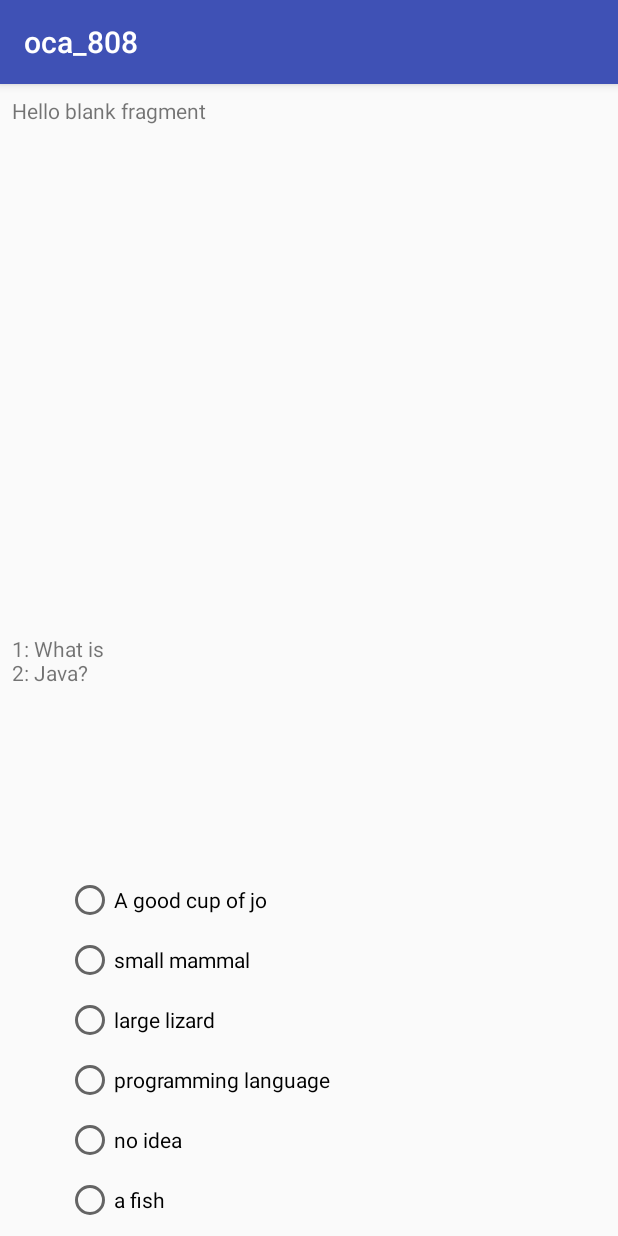
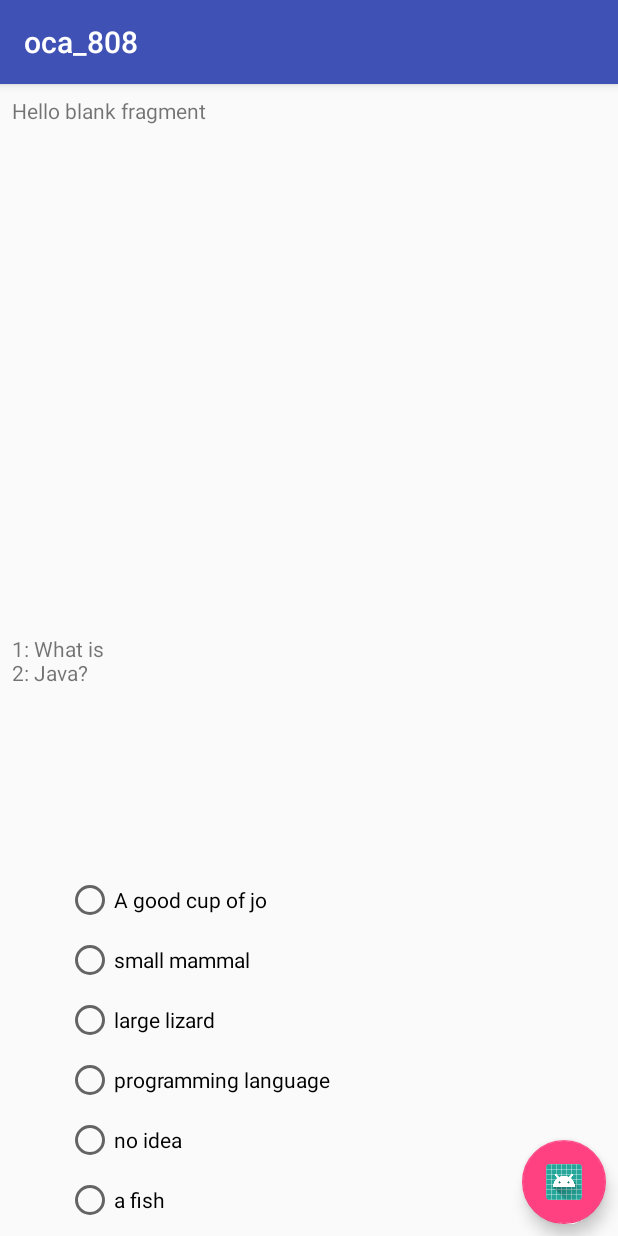
Before and after one commit to davej33/oca_808, an Android app: the screen it shows after launch (QuestionsActivity), after a tap on an icon or button, on a phone screen of 412 x 824 dp. Run offline under Robolectric (Android 15) with nearby library versions, the phone set to English and light mode, and no system bars; our stand-ins replace Room's generated code.

Commit message:
answer/question frag change on question change

```diff
--- a/app/build.gradle
+++ b/app/build.gradle
@@ -38,4 +38,5 @@ dependencies {
     annotationProcessor "android.arch.persistence.room:compiler:1.0.0"
     testImplementation "android.arch.persistence.room:testing:1.0.0"
     implementation "android.arch.paging:runtime:1.0.0-alpha3"
+    implementation 'com.android.support:design:26.1.0'
 }
--- a/app/src/main/java/com/android/example/oca_808/HomeActivity.java
+++ b/app/src/main/java/com/android/example/oca_808/HomeActivity.java
@@ -27,8 +27,7 @@ public class HomeActivity extends AppCompatActivity {
             @Override
             public void onClick(View view) {
                 new QuestionsViewModel(getApplicationContext());
-                Intent intent = new Intent(getApplicationContext(), QuestionsActivity.class);
-                startActivity(intent);
+                startActivity(new Intent(getApplicationContext(), QuestionsActivity.class));
             }
         });
     }
@@ -36,16 +35,14 @@ public class HomeActivity extends AppCompatActivity {
     private void addQs() {
         ArrayList<QuestionEntity> mQuestions = new ArrayList<>();
         mQuestions.add(new QuestionEntity(1, "1: What is \n2: Java?", "A good cup of jo", "small mammal", "large lizard", "programming language", "no idea",
-                "a fish","e","Java Basics", 0, false));
-        mQuestions.add(new QuestionEntity(0, "What else is Java?", "A programming language", "small mammal", "large lizard", "programming language", "no idea",
-                "a fish","a,e","Java Basics", 0, false));
+                "a fish","d","Java Basics", 0, false));
+        mQuestions.add(new QuestionEntity(0, "What else is Java?", "A programming language", "jumbo", "bear", "programming language", "fudge",
+                "a fish","a,d","Java Basics", 0, false));
         AppDatabase db = AppDatabase.getDb(this);
         long[] x = db.questionsDao().insertQuestions(mQuestions);
         Log.w("Home", "insert count: " + x.length);
 
     }
 
-    public void startTest(View view) {
 
-    }
 }
--- a/app/src/main/java/com/android/example/oca_808/QuestionsActivity.java
+++ b/app/src/main/java/com/android/example/oca_808/QuestionsActivity.java
@@ -4,8 +4,11 @@ import android.arch.lifecycle.Observer;
 import android.net.Uri;
 import android.os.Bundle;
 import android.support.annotation.Nullable;
+import android.support.design.widget.FloatingActionButton;
 import android.support.v7.app.AppCompatActivity;
 import android.util.Log;
+import android.view.View;
+import android.widget.Toast;
 
 import com.android.example.oca_808.fragment.AnswerFragment;
 import com.android.example.oca_808.fragment.ProgressFragment;
@@ -21,29 +24,51 @@ import com.android.example.oca_808.view_model.QuestionsViewModel;
 public class QuestionsActivity extends AppCompatActivity implements QuestionFragment.OnFragmentInteractionListener,
         ProgressFragment.OnFragmentInteractionListener, AnswerFragment.OnFragmentInteractionListener{
 
+    private static final String LOG_TAG = QuestionsActivity.class.getSimpleName();
     private Integer questionNum = 0;
     private static QuestionsViewModel mViewModel;
+    private FloatingActionButton mFAB;
 
     @Override
     protected void onCreate(@Nullable Bundle savedInstanceState) {
         super.onCreate(savedInstanceState);
         setContentView(R.layout.activity_question);
+        mViewModel = new QuestionsViewModel(getApplicationContext());
+        displayContent();
+        if(mFAB == null) {
+            Log.w(LOG_TAG, "new FAB");
+            mFAB = findViewById(R.id.floatingActionButton);
+            mFAB.setOnClickListener(new View.OnClickListener() {
+                @Override
+                public void onClick(View v) {
+                    String s = AnswerFragment.getUserAnswer();
+                    Log.w(LOG_TAG, "user answer: " + s);
+                    boolean correctAnswer = mViewModel.checkAnswer(s);
+                    Log.w(LOG_TAG, "Answer correct: " + correctAnswer);
+                    if(correctAnswer){
+                        Toast.makeText(QuestionsActivity.this, "Correct!", Toast.LENGTH_SHORT).show();
+                    } else {
+                        Toast.makeText(QuestionsActivity.this, "Not so much", Toast.LENGTH_SHORT).show();
+                    }
+                    mViewModel.nextQuestion();
 
-        displayContent();
+                    // store answer in Test object, create test object
+                }
+            });
+        }
 
-
-//        subscribe();
+        subscribe();
     }
 
     private void displayContent() {
-        getSupportFragmentManager().beginTransaction().add(R.id.question_container, QuestionFragment.newInstance(questionNum,null)).commit();
-        getSupportFragmentManager().beginTransaction().add(R.id.progress_container, ProgressFragment.newInstance(null,null)).commit();
-        getSupportFragmentManager().beginTransaction().add(R.id.answer_container, AnswerFragment.newInstance(null,null)).commit();
+        getSupportFragmentManager().beginTransaction().replace(R.id.question_container, QuestionFragment.newInstance(questionNum,null)).commit();
+        getSupportFragmentManager().beginTransaction().replace(R.id.progress_container, ProgressFragment.newInstance(null,null)).commit();
+        getSupportFragmentManager().beginTransaction().replace(R.id.answer_container, AnswerFragment.newInstance(null,null)).commit();
     }
 
 
     private void subscribe() {
-        mViewModel = new QuestionsViewModel(getApplicationContext());
+
         final Observer<Integer> questionObserver = new Observer<Integer>() {
             @Override
             public void onChanged(@Nullable Integer qNum) {
--- a/app/src/main/java/com/android/example/oca_808/fragment/AnswerFragment.java
+++ b/app/src/main/java/com/android/example/oca_808/fragment/AnswerFragment.java
@@ -34,8 +34,9 @@ public class AnswerFragment extends Fragment {
     private RadioButton radio_e;
     private RadioButton radio_f;
     private RadioGroup radioGroup;
-    private static QuestionsViewModel mViewModel;
+    private QuestionsViewModel mViewModel;
     private static String mRadioSelection;
+
 
     // TODO: Rename parameter arguments, choose names that match
     // the fragment initialization parameters, e.g. ARG_ITEM_NUMBER
@@ -50,6 +51,10 @@ public class AnswerFragment extends Fragment {
 
     public AnswerFragment() {
         // Required empty public constructor
+    }
+
+    public static String getUserAnswer() {
+        return mRadioSelection;
     }
 
     /**
@@ -88,7 +93,7 @@ public class AnswerFragment extends Fragment {
                              Bundle savedInstanceState) {
         // Inflate the layout for this fragment
         View view = inflater.inflate(R.layout.fragment_answer, container, false);
-
+        Log.w(LOG_TAG, "onCreateView answer run");
         setViewValues(view);
 
         return view;
@@ -103,6 +108,8 @@ public class AnswerFragment extends Fragment {
         radio_d = view.findViewById(R.id.radioButton_d);
         radio_e = view.findViewById(R.id.radioButton_e);
         radio_f = view.findViewById(R.id.radioButton_f);
+
+        Log.w(LOG_TAG, "radio_a: " + mViewModel.getCurrentQuestion().getA());
 
         radio_a.setText(mViewModel.getCurrentQuestion().getA());
         radio_b.setText(mViewModel.getCurrentQuestion().getB());
@@ -137,7 +144,6 @@ public class AnswerFragment extends Fragment {
                     default:
                         Log.e(LOG_TAG, "Radio selection match error");
                 }
-
                 Toast.makeText(getActivity(), "Radio Selection: " + mRadioSelection, Toast.LENGTH_SHORT).show();
             }
         });
@@ -173,7 +179,6 @@ public class AnswerFragment extends Fragment {
     }
 
 
-
     /**
      * This interface must be implemented by activities that contain this
      * fragment to allow an interaction in this fragment to be communicated
--- a/app/src/main/java/com/android/example/oca_808/view_model/QuestionsViewModel.java
+++ b/app/src/main/java/com/android/example/oca_808/view_model/QuestionsViewModel.java
@@ -19,21 +19,28 @@ public class QuestionsViewModel extends ViewModel {
 
     private static final String LOG_TAG = QuestionsViewModel.class.getSimpleName();
 
+    // database
     private static AppDatabase mDb;
+
+    // Question vars
     private static ArrayList<QuestionEntity> mQuestionsList;
     private static MutableLiveData<Integer> mQuestionNumber;
     private QuestionEntity mCurrentQuestion;
+    private static int mWhereWeAt;
 
+    // Test vars
+    private static ArrayList<String> mUserAnswerArray;
 
+    // Timer vars
     private static final int ONE_SECOND = 1;
     private long mInitialTime;
     private MutableLiveData<Long> mElapsedTime = new MutableLiveData<>();
 
     // constructor
-    public QuestionsViewModel(Context context){
+    public QuestionsViewModel(Context context) {
 
         // instantiate db if null
-        if(mDb == null) {
+        if (mDb == null) {
             mDb = AppDatabase.getDb(context);
             Log.w(LOG_TAG, "instantiated Db");
         }
@@ -42,33 +49,52 @@ public class QuestionsViewModel extends ViewModel {
         setQuestionsList();
 
         // set question number value to 1
-        if(mQuestionNumber == null) {
+        if (mQuestionNumber == null) {
+            mWhereWeAt = 1;
             mQuestionNumber = new MutableLiveData<>();
-            mQuestionNumber.setValue(1); //TODO: update to accommodate resumed test
+            mQuestionNumber.setValue(mWhereWeAt); //TODO: update to accommodate resumed test
             Log.w(LOG_TAG, "set Question number to 1");
         }
-        mCurrentQuestion = mQuestionsList.get(mQuestionNumber.getValue() - 1);
+        mCurrentQuestion = mQuestionsList.get(mWhereWeAt);
 
 
-
+        if (mUserAnswerArray == null) {
+            Log.w(LOG_TAG, "instantiated userAnswerArray");
+            mUserAnswerArray = new ArrayList<>();
+            mUserAnswerArray.add(null);
+        }
 //        startTimer();
+        int index = mQuestionsList.indexOf(mCurrentQuestion);
+        Log.w(LOG_TAG, "index / wwa: " + index + " / " + mWhereWeAt);
     }
-
-
-
 
     public void setQuestionsList() {
         mQuestionsList = (ArrayList<QuestionEntity>) mDb.questionsDao().getQuestions();
+        Log.w(LOG_TAG, "Question List size: " + mQuestionsList.size());
+        mQuestionsList.add(0, null);
+        Log.w(LOG_TAG, "2 Question List size: " + mQuestionsList.size());
     }
 
-    public LiveData<Integer> newQuestion(){
+    public int addUserAnswer(String s) {
+        // if the question we're on is
+        if (mUserAnswerArray.size() <= mWhereWeAt) {
+            mUserAnswerArray.add(s);
+            Log.w(LOG_TAG, "add ");
+        } else {
+            mUserAnswerArray.set(mWhereWeAt, s);
+            Log.w(LOG_TAG, "set ");
+        }
+        return mUserAnswerArray.size();
+    }
+    public void nextQuestion(){
+        mQuestionNumber.setValue(++mWhereWeAt);
+        mCurrentQuestion = mQuestionsList.get(mWhereWeAt);
+    }
+
+    public LiveData<Integer> newQuestion() {
         return mQuestionNumber;
     }
 
-//    public String getQuestion(int i){
-//        QuestionEntity questionEntity = mQuestionsList.get(i);
-//        return questionEntity.getQuestion();
-//    }
 
     public QuestionEntity getCurrentQuestion() {
         return mCurrentQuestion;
@@ -95,4 +121,26 @@ public class QuestionsViewModel extends ViewModel {
 //            }
 //        }, ONE_SECOND, ONE_SECOND);
     }
+
+    public boolean checkAnswer(String userAnswer) {
+        int check2 = addUserAnswer(userAnswer);
+        Log.w(LOG_TAG, "userAnswerList count: " + check2);
+        if (mCurrentQuestion.getType() == 1) { // 1 == single answer
+            if (userAnswer.equals(mCurrentQuestion.getAnswer())) {
+                return true;
+            } else {
+                return false;
+            }
+        } else {
+            String s = mCurrentQuestion.getAnswer();
+            for (int i = 0; i < mCurrentQuestion.getAnswer().length(); i++) {
+                String check = String.valueOf(userAnswer.charAt(i));
+                if (!s.contains(check)) {
+                    Log.w(LOG_TAG, check + " not in " + s);
+                    return false;
+                }
+            }
+        }
+        return true;
+    }
 }
--- a/app/src/main/res/layout/activity_home.xml
+++ b/app/src/main/res/layout/activity_home.xml
@@ -16,6 +16,7 @@
         android:layout_marginTop="8dp"
         app:layout_constraintBottom_toBottomOf="parent"
         app:layout_constraintEnd_toEndOf="parent"
+        android:onClick="startTest"
         app:layout_constraintHorizontal_bias="0.5"
         app:layout_constraintStart_toEndOf="@+id/imageView2"
         app:layout_constraintTop_toTopOf="parent"
--- a/app/src/main/res/layout/activity_question.xml
+++ b/app/src/main/res/layout/activity_question.xml
@@ -3,7 +3,8 @@
     xmlns:app="http://schemas.android.com/apk/res-auto"
     xmlns:tools="http://schemas.android.com/tools"
     android:layout_width="match_parent"
-    android:layout_height="match_parent">
+    android:layout_height="match_parent"
+    android:layout_margin="0dp">
 
     <FrameLayout
         android:id="@+id/progress_container"
@@ -37,11 +38,24 @@
         android:layout_height="wrap_content"
         android:layout_marginBottom="8dp"
         android:layout_marginEnd="8dp"
-        android:layout_marginStart="8dp"
+        android:layout_marginRight="8dp"
         app:layout_constraintBottom_toBottomOf="parent"
         app:layout_constraintEnd_toEndOf="parent"
         app:layout_constraintHorizontal_bias="1.0"
         app:layout_constraintStart_toStartOf="parent" />
 
+    <android.support.design.widget.FloatingActionButton
+        android:id="@+id/floatingActionButton"
+        android:layout_width="wrap_content"
+        android:layout_height="wrap_content"
+        android:layout_marginBottom="8dp"
+        android:layout_marginEnd="8dp"
+        android:layout_marginRight="8dp"
+        android:clickable="true"
+        android:focusable="true"
+        app:layout_constraintBottom_toBottomOf="parent"
+        app:layout_constraintEnd_toEndOf="parent"
+        app:srcCompat="@mipmap/ic_launcher_round" />
+
 
 </android.support.constraint.ConstraintLayout>
--- a/app/src/main/res/layout/fragment_answer.xml
+++ b/app/src/main/res/layout/fragment_answer.xml
@@ -10,7 +10,8 @@
         android:id="@+id/radio_group"
         android:layout_width="match_parent"
         android:layout_height="wrap_content"
-        >
+        app:layout_constraintEnd_toEndOf="parent"
+        app:layout_constraintStart_toStartOf="parent">
 
         <RadioButton
             android:id="@+id/radioButton_a"
@@ -20,7 +21,7 @@
             android:layout_marginStart="8dp"
             android:layout_marginTop="8dp"
             android:text="RadioButton"
-            android:onClick="getRadioButtonSelections"
+
             app:layout_constraintStart_toStartOf="parent"
             app:layout_constraintTop_toTopOf="parent" />
 
@@ -79,4 +80,5 @@
             app:layout_constraintStart_toStartOf="parent"
             app:layout_constraintTop_toBottomOf="@+id/radioButton_e" />
     </RadioGroup>
+
 </android.support.constraint.ConstraintLayout>
```
